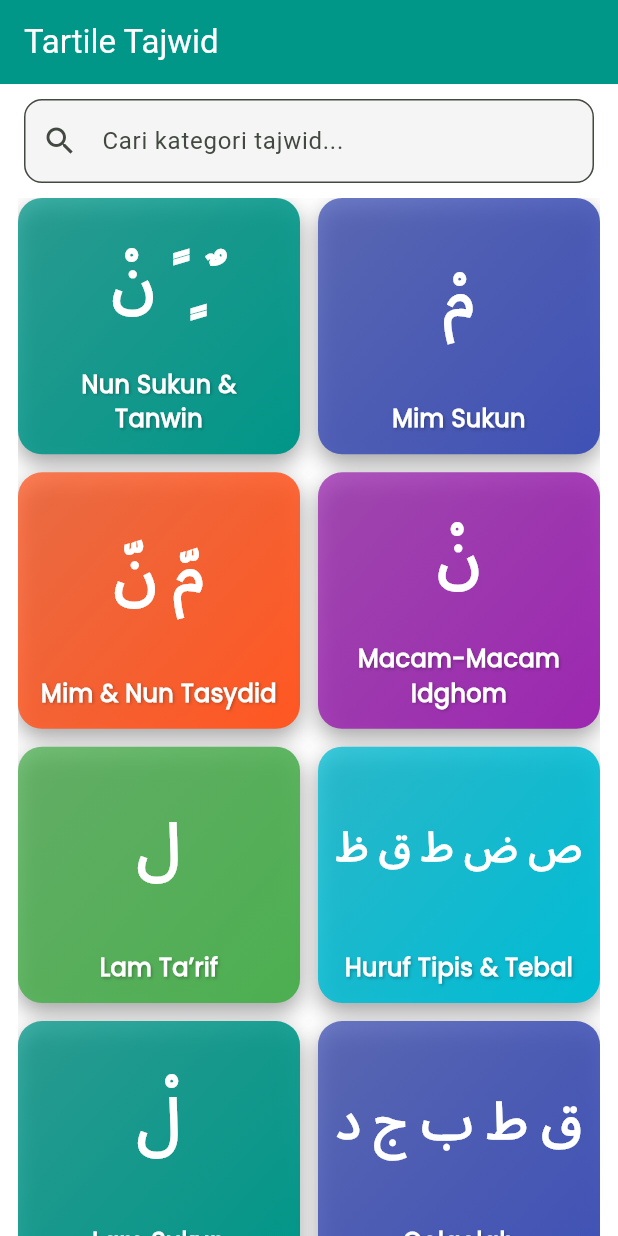
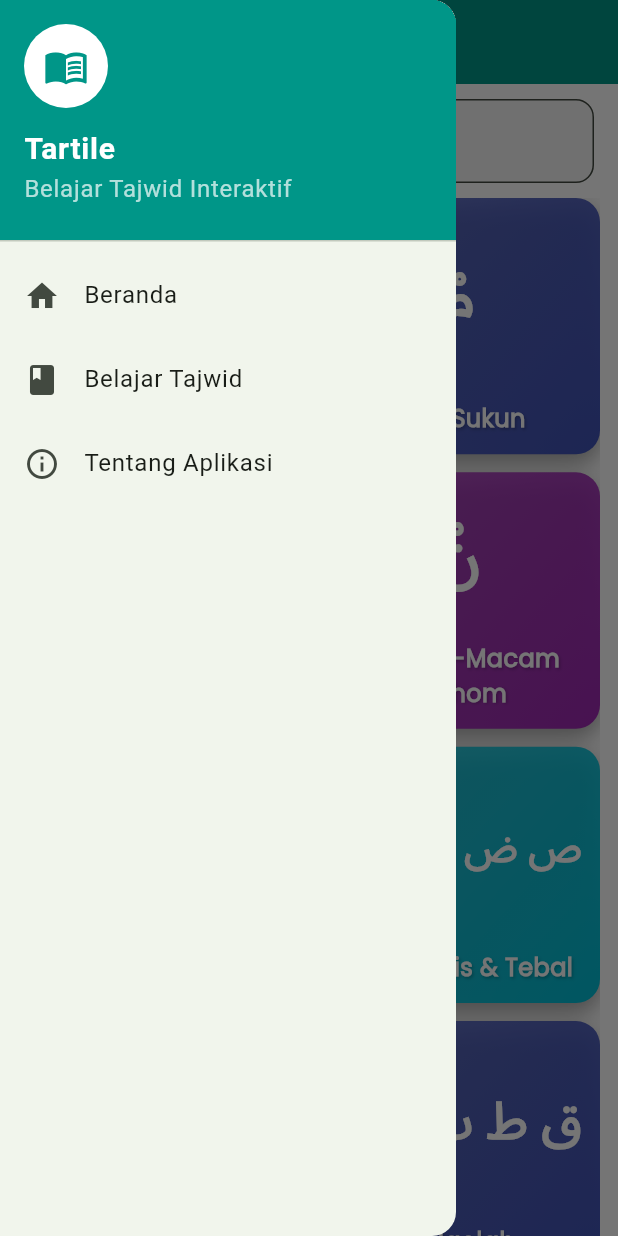
Before and after one commit to themasfebrianto/tartile, a Flutter app: the screen it shows after launch, with the side drawer open (before the commit the screen has no drawer), on a phone screen of 412 x 824 dp. Run offline on Flutter 3.47's test engine with Material 3 defaults, Android fonts, the light colour scheme and no system bars; our stand-ins replace flutter_markdown, sqflite; accounts and stored records are empty.

Commit message:
feat: update tajwid examples, refactor database helper, add dashboard and app drawer screens

```diff
--- a/lib/features/tajwid/data/dataSources/Seed/tajwid_nun_sukun_tanwin_seed.dart
+++ b/lib/features/tajwid/data/dataSources/Seed/tajwid_nun_sukun_tanwin_seed.dart
@@ -13,7 +13,7 @@
     examples: {
       'مِنْ كِتَابٍ': 'min kitāb',
       'مِنْ سَبِيلٍ': 'min sabīl',
-      'مِنْ عِلْمٍ': 'min ʿilm',
+      'مِنْ عِلْمٍ': 'min ilm',
       'مِنْ هُدًى': 'min hudā',
     },
   ),
--- a/lib/features/tajwid/data/dataSources/tajwid_db_helper.dart
+++ b/lib/features/tajwid/data/dataSources/tajwid_db_helper.dart
@@ -21,7 +21,7 @@
     final dbPath = await getDatabasesPath();
     final path = join(dbPath, 'tajwid.db');
 
-    await deleteDatabase(path);
+    // await deleteDatabase(path);
 
     return await openDatabase(path, version: 1, onCreate: _onCreate);
   }
--- a/lib/features/tajwid/presentation/screens/home_screen.dart
+++ b/lib/features/tajwid/presentation/screens/home_screen.dart
@@ -1,5 +1,6 @@
 import 'dart:async';
 import 'package:flutter/material.dart';
+import 'package:tartile/features/tajwid/presentation/widgets/app_drawer.dart';
 import 'package:tartile/features/tajwid/presentation/widgets/category_grid.dart';
 import 'package:tartile/features/tajwid/presentation/widgets/search_bar.dart';
 import '../../domain/entities/tajwid_category_entity.dart';
@@ -35,12 +36,10 @@
 
   Future<void> _loadCategories() async {
     setState(() => _isLoading = true);
-
     try {
       debugPrint('🔹 Memulai load kategori...');
       final categories = await widget.categoryRepository.getAllCategories();
       debugPrint('✅ Selesai load kategori: ${categories.length} item');
-
       setState(() {
         _allCategories = categories;
         _filteredCategories = categories;
@@ -93,6 +92,10 @@
         title: const Text('Tartile Tajwid'),
         backgroundColor: Colors.teal,
       ),
+      drawer: AppDrawer(
+        categoryRepository: widget.categoryRepository,
+        rulesRepository: widget.rulesRepository,
+      ),
       body: RefreshIndicator(
         onRefresh: _loadCategories,
         child: _isLoading
--- /dev/null
+++ b/lib/features/tajwid/presentation/widgets/app_drawer.dart
@@ -0,0 +1,91 @@
+import 'package:flutter/material.dart';
+import 'package:tartile/features/tajwid/domain/repositories/tajwid_category_repository.dart';
+import 'package:tartile/features/tajwid/domain/repositories/tajwid_rules_repository.dart';
+import 'package:tartile/features/tajwid/presentation/screens/dashboard_screen.dart';
+
+class AppDrawer extends StatelessWidget {
+  final TajwidRulesRepository rulesRepository;
+  final TajwidCategoryRepository categoryRepository;
+
+  const AppDrawer({
+    super.key,
+    required this.rulesRepository,
+    required this.categoryRepository,
+  });
+
+  @override
+  Widget build(BuildContext context) {
+    return Drawer(
+      child: Column(
+        crossAxisAlignment: CrossAxisAlignment.stretch,
+        children: [
+          DrawerHeader(
+            decoration: const BoxDecoration(color: Colors.teal),
+            child: const Column(
+              crossAxisAlignment: CrossAxisAlignment.start,
+              children: [
+                CircleAvatar(
+                  radius: 28,
+                  backgroundColor: Colors.white,
+                  child: Icon(Icons.menu_book, color: Colors.teal, size: 30),
+                ),
+                SizedBox(height: 12),
+                Text(
+                  'Tartile',
+                  style: TextStyle(
+                    color: Colors.white,
+                    fontSize: 20,
+                    fontWeight: FontWeight.bold,
+                  ),
+                ),
+                Text(
+                  'Belajar Tajwid Interaktif',
+                  style: TextStyle(color: Colors.white70),
+                ),
+              ],
+            ),
+          ),
+          // === Beranda ===
+          ListTile(
+            leading: const Icon(Icons.home),
+            title: const Text('Beranda'),
+            onTap: () {
+              Navigator.pop(context);
+              Navigator.pushReplacement(
+                context,
+                MaterialPageRoute(
+                  builder: (_) => DashboardScreen(
+                    rulesRepository: rulesRepository,
+                    categoryRepository: categoryRepository,
+                  ),
+                ),
+              );
+            },
+          ),
+          ListTile(
+            leading: const Icon(Icons.book),
+            title: const Text('Belajar Tajwid'),
+            onTap: () => Navigator.pop(context),
+          ),
+          ListTile(
+            leading: const Icon(Icons.info_outline),
+            title: const Text('Tentang Aplikasi'),
+            onTap: () {
+              Navigator.pop(context);
+              showAboutDialog(
+                context: context,
+                applicationName: 'Tartile',
+                applicationVersion: '1.0.0',
+                children: const [
+                  Text(
+                    'Aplikasi pembelajaran tajwid interaktif untuk membantu memahami cara membaca Al-Qur’an dengan benar.',
+                  ),
+                ],
+              );
+            },
+          ),
+        ],
+      ),
+    );
+  }
+}
--- a/pubspec.yaml
+++ b/pubspec.yaml
@@ -39,6 +39,7 @@
   cupertino_icons: ^1.0.8
   flutter_markdown: ^0.7.7+1
   google_fonts: ^6.3.2
+  http: ^1.5.0
 
 dev_dependencies:
   flutter_test:
```
Also changed, not shown: lib/features/tajwid/presentation/screens/dashboard_screen.dart (added, +179 -0 lines), pubspec.lock.
